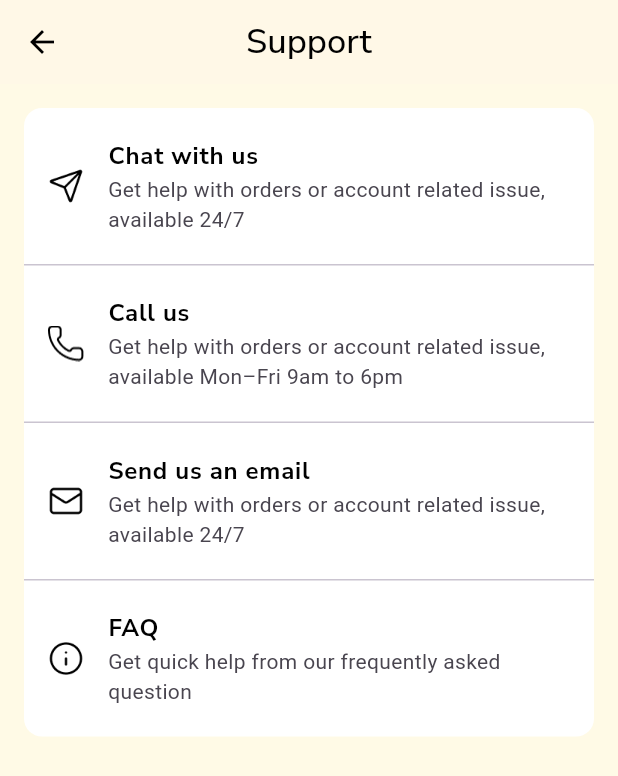
After one commit to Dev-Ninjas-Backup/nicholaslim80, a Flutter app: the SupportScreen screen opened by its route, on a phone screen of 412 x 824 dp. The commit adds this screen. Shown: the top 776 px of the screen. Run offline on Flutter 3.47's test engine with Material 3 defaults, Android fonts, the phone set to English and light mode, and no system bars; our stand-ins replace flutter_easyloading, flutter_screenutil, get, google_fonts, share_plus.

Commit message:
User - Support Screen done

```diff
--- a/lib/app.dart
+++ b/lib/app.dart
@@ -18,7 +18,7 @@ class Nicholaslim extends StatelessWidget {
         return GetMaterialApp(
           debugShowCheckedModeBanner: false,
           builder: EasyLoading.init(),
-          initialRoute: AppRoutes.getriderHomeScreen(),
+          initialRoute: AppRoutes.getOnboardingScreen(),
           getPages: AppRoutes.routes,
           initialBinding: ControllerBinder(),
           themeMode: ThemeMode.system,
--- a/lib/core/utils/constants/icon_path.dart
+++ b/lib/core/utils/constants/icon_path.dart
@@ -35,5 +35,7 @@ class IconPath {
   static String car = "assets/icons/car.png";
   static String bike = "assets/icons/bike.png";
   static String taxi = "assets/icons/taxi.png";
-
+  static String chat = "assets/icons/chat.png";
+  static String email = "assets/icons/email.png";
+  static String faq = "assets/icons/faq.png";
 }
--- a/lib/features/user/home/controller/home_controller.dart
+++ b/lib/features/user/home/controller/home_controller.dart
@@ -102,7 +102,9 @@ class HomeController extends GetxController {
       DrawerModel(
         iconUrl: IconPath.supportIcon,
         iconname: "Support",
-        ontap: () {},
+        ontap: () {
+          Get.toNamed(AppRoutes.supportScreen);
+        },
       ),
 
       DrawerModel(
--- /dev/null
+++ b/lib/features/user/user_support/controller/support_controller.dart
@@ -0,0 +1,47 @@
+import 'package:flutter_easyloading/flutter_easyloading.dart';
+import 'package:get/get.dart';
+import 'package:nicholaslim80/core/utils/constants/icon_path.dart';
+
+import 'package:nicholaslim80/features/user/user_support/model/support_option_model.dart';
+
+class SupportController extends GetxController {
+  final options = <SupportOption>[].obs;
+
+  @override
+  void onInit() {
+    super.onInit();
+    loadSupportOptions();
+  }
+
+  void loadSupportOptions() {
+    options.assignAll([
+      SupportOption(
+        title: 'Chat with us',
+        description:
+            'Get help with orders or account related issue, available 24/7',
+        icon: IconPath.chat, // replace with your actual asset
+        onTap: () => EasyLoading.showToast('Starting chat...'),
+      ),
+      SupportOption(
+        title: 'Call us',
+        description:
+            'Get help with orders or account related issue, available Mon–Fri 9am to 6pm',
+        icon: IconPath.call,
+        onTap: () => Get.snackbar('Call', 'Dialing support number...'),
+      ),
+      SupportOption(
+        title: 'Send us an email',
+        description:
+            'Get help with orders or account related issue, available 24/7',
+        icon: IconPath.email,
+        onTap: () => Get.snackbar('Email', 'Opening email client...'),
+      ),
+      SupportOption(
+        title: 'FAQ',
+        description: 'Get quick help from our frequently asked question',
+        icon: IconPath.faq,
+        onTap: () => Get.snackbar('FAQ', 'Opening FAQ page...'),
+      ),
+    ]);
+  }
+}
--- /dev/null
+++ b/lib/features/user/user_support/model/support_option_model.dart
@@ -0,0 +1,13 @@
+class SupportOption {
+  final String title;
+  final String description;
+  final String icon;
+  final Function()? onTap;
+
+  SupportOption({
+    required this.title,
+    required this.description,
+    required this.icon,
+    this.onTap,
+  });
+}
--- /dev/null
+++ b/lib/features/user/user_support/screen/support_screen.dart
@@ -0,0 +1,77 @@
+import 'package:flutter/material.dart';
+import 'package:flutter_screenutil/flutter_screenutil.dart';
+import 'package:get/get.dart';
+import 'package:nicholaslim80/core/common/styles/global_text_style.dart';
+import 'package:nicholaslim80/core/utils/constants/app_colors.dart';
+import 'package:nicholaslim80/features/user/user_support/controller/support_controller.dart';
+
+class SupportScreen extends StatelessWidget {
+  const SupportScreen({super.key});
+
+  @override
+  Widget build(BuildContext context) {
+    final controller = Get.put(SupportController());
+
+    return Scaffold(
+      backgroundColor: AppColors.backgroungColor,
+      appBar: AppBar(
+        backgroundColor: const Color(0xFFFFF8E7),
+        elevation: 0,
+        leading: IconButton(
+          icon: const Icon(Icons.arrow_back, color: Colors.black),
+          onPressed: () => Get.back(),
+        ),
+        title: Text(
+          'Support',
+          style: getTextStyle(
+            color: Colors.black,
+            fontWeight: FontWeight.w500,
+            fontSize: 20,
+          ),
+        ),
+        centerTitle: true,
+      ),
+      body: Obx(() {
+        return SingleChildScrollView(
+          scrollDirection: Axis.vertical,
+          child: Padding(
+            padding: EdgeInsets.all(16.0),
+            child: Container(
+              decoration: BoxDecoration(
+                color: Colors.white,
+                borderRadius: BorderRadius.circular(12),
+              ),
+              child: ListView.separated(
+                shrinkWrap: true,
+                physics: NeverScrollableScrollPhysics(),
+                itemCount: controller.options.length,
+                separatorBuilder: (_, __) => const Divider(height: 1),
+                itemBuilder: (context, index) {
+                  final option = controller.options[index];
+                  return ListTile(
+                    onTap: option.onTap,
+                    leading: Image.asset(
+                      option.icon,
+                      width: 24,
+                      height: 24,
+                      color: Colors.black,
+                    ),
+                    title: Text(
+                      option.title,
+                      style: getTextStyle(fontWeight: FontWeight.bold),
+                    ),
+                    subtitle: Text(option.description),
+                    contentPadding: const EdgeInsets.symmetric(
+                      vertical: 12,
+                      horizontal: 16,
+                    ),
+                  );
+                },
+              ),
+            ),
+          ),
+        );
+      }),
+    );
+  }
+}
--- a/lib/routes/app_routes.dart
+++ b/lib/routes/app_routes.dart
@@ -14,6 +14,7 @@ import 'package:nicholaslim80/features/rider/rider_incentives/screen/incentives_
 import 'package:nicholaslim80/features/rider/rider_records/screen/records_screen.dart';
 import 'package:nicholaslim80/features/splash/screen/splash_screen.dart';
 import 'package:nicholaslim80/features/user/home/my_riders/screen/my_riders.dart';
+import 'package:nicholaslim80/features/user/user_support/screen/support_screen.dart';
 import 'package:nicholaslim80/features/user/wallet/add_funds/screen/user_add_funds.dart';
 import 'package:nicholaslim80/features/user/wallet/my_wallet/screen/user_my_wallet.dart';
 import 'package:nicholaslim80/features/user/notification/screen/user_notification1.dart';
@@ -42,6 +43,7 @@ class AppRoutes {
   static String distanceRadiusScreen = '/distanceRadiusScreen';
   static String referAndEarnScreen = '/referAndEarnScreen';
   static String myRidersScreen = '/myRidersScreen';
+  static String supportScreen = '/supportScreen';
 
   static String riderBottomNavbarScreen = '/riderBottomNavbarScreen';
   static String riderHomeScreen = '/riderHomeScreen';
@@ -185,6 +187,11 @@ class AppRoutes {
       page: () => MyRidersScreen(),
       transition: Transition.fadeIn,
     ),
+    GetPage(
+      name: supportScreen,
+      page: () => SupportScreen(),
+      transition: Transition.fadeIn,
+    ),
 
     //user notification
     GetPage(name: userNotification, page: () => UserNotification()),
```
Also changed, not shown: lib/features/user/home/my_riders/widgets/my_riders_widget.dart (+20 -16 lines), assets/icons/chat.png (added), assets/icons/email.png (added), assets/icons/faq.png (added), assets/icons/phone.png (added).
